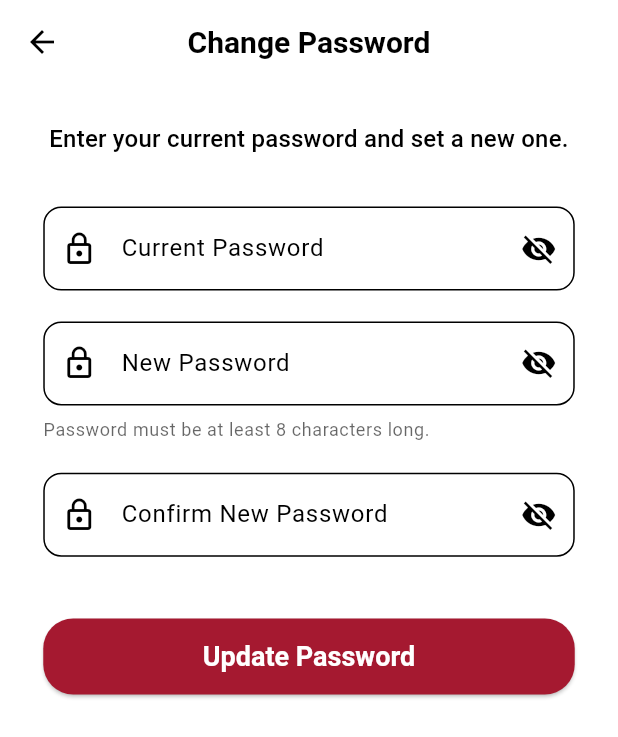
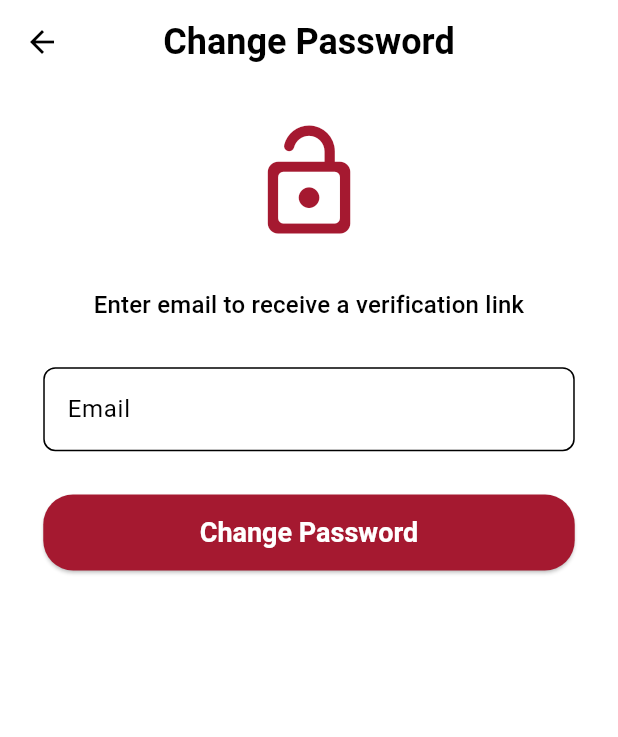
Before and after one commit to iSeFz/ELEVATE-Mobile, a Flutter app: the ChangePasswordPage screen opened directly, on a phone screen of 412 x 824 dp. Shown: the top 737 px of the screen. Run offline on Flutter 3.47's test engine with Material 3 defaults, Android fonts, the phone set to English and light mode, and no system bars; our stand-ins replace bloc, camera, firebase_auth, firebase_core, firebase_storage, flutter_bloc and 2 more; missing offline and left inert: algolia; accounts and stored records are empty.

Commit message:
Refactored the change password screen Utilized the profile cubit provided by the profile page Removed unecessary fields to match the new approach

```diff
--- a/elevate/lib/features/profile/presentation/screens/change_password_page.dart
+++ b/elevate/lib/features/profile/presentation/screens/change_password_page.dart
@@ -1,100 +1,137 @@
 import 'package:flutter/material.dart';
+import 'package:flutter_bloc/flutter_bloc.dart';
+import '../cubits/profile_cubit.dart';
+import '../cubits/profile_state.dart';
+import '../../../auth/presentation/screens/login_page.dart';
+import '../../../../core/utils/validations.dart';
+import '../../../../core/widgets/custom_text_form_field.dart';
 
-class ChangePasswordPage extends StatefulWidget {
+class ChangePasswordPage extends StatelessWidget {
   const ChangePasswordPage({super.key});
 
   @override
-  State<ChangePasswordPage> createState() => _ChangePasswordPageState();
-}
-
-class _ChangePasswordPageState extends State<ChangePasswordPage> {
-  final _formKey = GlobalKey<FormState>();
-  final _currentPasswordController = TextEditingController();
-  final _newPasswordController = TextEditingController();
-  final _confirmPasswordController = TextEditingController();
-
-  bool _obscureCurrentPassword = true;
-  bool _obscureNewPassword = true;
-  bool _obscureConfirmPassword = true;
-
-  @override
-  void dispose() {
-    _currentPasswordController.dispose();
-    _newPasswordController.dispose();
-    _confirmPasswordController.dispose();
-    super.dispose();
-  }
-
-  void _toggleCurrentPasswordVisibility() {
-    setState(() {
-      _obscureCurrentPassword = !_obscureCurrentPassword;
-    });
-  }
-
-  void _toggleNewPasswordVisibility() {
-    setState(() {
-      _obscureNewPassword = !_obscureNewPassword;
-    });
-  }
-
-  void _toggleConfirmPasswordVisibility() {
-    setState(() {
-      _obscureConfirmPassword = !_obscureConfirmPassword;
-    });
-  }
-
-  String? _validatePassword(String? value) {
-    if (value == null || value.isEmpty) {
-      return 'Please enter your password';
-    }
-    if (value.length < 8) {
-      return 'Password must be at least 8 characters';
-    }
-    // Add more complex validation if needed (e.g., regex for uppercase, lowercase, number, special char)
-    return null;
-  }
-
-  String? _validateConfirmPassword(String? value) {
-    if (value == null || value.isEmpty) {
-      return 'Please confirm your new password';
-    }
-    if (value != _newPasswordController.text) {
-      return 'Passwords do not match';
-    }
-    return null;
-  }
-
-  void _submitForm() {
-    if (_formKey.currentState!.validate()) {
-      // Process password change
-      ScaffoldMessenger.of(context).showSnackBar(
-        const SnackBar(
-          content: Text('Password changed successfully!'),
-        ), // Placeholder
-      );
-      // TODO: Implement actual password change logic (e.g., API call)
-      Navigator.pop(context);
-    }
-  }
-
-  @override
   Widget build(BuildContext context) {
+    final profileCubit = context.read<ProfileCubit>();
     final screenWidth = MediaQuery.of(context).size.width;
     final screenHeight = MediaQuery.of(context).size.height;
     final theme = Theme.of(context);
 
-    return Scaffold(
-      appBar: AppBar(
-        title: const Text('Change Password'),
-        centerTitle: true,
-        backgroundColor: theme.scaffoldBackgroundColor,
-        elevation: 0,
-        iconTheme: IconThemeData(color: theme.textTheme.titleLarge?.color),
-        titleTextStyle: TextStyle(
-          color: theme.textTheme.titleLarge?.color,
-          fontSize: 20,
+    return BlocListener<ProfileCubit, ProfileState>(
+      listener: (context, state) {
+        if (state is PasswordChanged) {
+          showDialog(
+            context: context,
+            builder: (context) {
+              return AlertDialog(
+                content: Column(
+                  mainAxisSize: MainAxisSize.min,
+                  children: <Widget>[
+                    SizedBox(height: screenHeight * 0.02),
+                    CircleAvatar(
+                      backgroundColor: theme.colorScheme.primary,
+                      radius: screenWidth * 0.1,
+                      child: Icon(
+                        Icons.check_circle_outlined,
+                        color: Colors.white,
+                        size: screenWidth * 0.2,
+                      ),
+                    ),
+                    const SizedBox(height: 16),
+                    const Text(
+                      'Success!',
+                      style: TextStyle(
+                        fontSize: 22,
                         fontWeight: FontWeight.bold,
                       ),
+                    ),
+                    const SizedBox(height: 16),
+                    RichText(
+                      textAlign: TextAlign.center,
+                      text: TextSpan(
+                        style: theme.textTheme.bodyMedium,
+                        children: [
+                          const TextSpan(
+                            text: 'A verification link is sent to\n',
+                            style: TextStyle(
+                              fontWeight: FontWeight.bold,
+                              fontSize: 16,
+                            ),
+                          ),
+                          TextSpan(
+                            text:
+                                profileCubit.changePasswordEmailController.text,
+                            style: TextStyle(
+                              color: theme.colorScheme.primary,
+                              fontWeight: FontWeight.bold,
+                              fontSize: 16,
+                            ),
+                          ),
+                          const TextSpan(
+                            text:
+                                '\n\nPlease follow the instructions in the email to change your password.',
+                            style: TextStyle(
+                              fontSize: 16,
+                              fontWeight: FontWeight.w400,
+                            ),
+                          ),
+                        ],
+                      ),
+                    ),
+                  ],
+                ),
+                actionsAlignment: MainAxisAlignment.center,
+                actions: [
+                  TextButton(
+                    style: TextButton.styleFrom(
+                      backgroundColor: theme.colorScheme.primary,
+                      padding: EdgeInsets.symmetric(
+                        vertical: screenHeight * 0.01,
+                        horizontal: screenWidth * 0.1,
+                      ),
+                      shape: RoundedRectangleBorder(
+                        borderRadius: BorderRadius.circular(20),
+                      ),
+                    ),
+                    onPressed: () {
+                      // Log out the user after password change
+                      Navigator.pushReplacement(
+                        context,
+                        MaterialPageRoute(
+                          builder: (context) => const LoginPage(),
+                        ),
+                      );
+                    },
+                    child: Text(
+                      'OK',
+                      style: TextStyle(
+                        color: theme.colorScheme.onPrimary,
+                        fontSize: 16,
+                        fontWeight: FontWeight.bold,
+                      ),
+                    ),
+                  ),
+                ],
+              );
+            },
+          );
+        } else if (state is ProfileError) {
+          ScaffoldMessenger.of(
+            context,
+          ).showSnackBar(SnackBar(content: Text(state.message)));
+        }
+      },
+      child: Scaffold(
+        appBar: AppBar(
+          title: Text(
+            'Change Password',
+            style: TextStyle(
+              color: theme.colorScheme.secondary,
+              fontSize: 24,
+              fontWeight: FontWeight.bold,
+            ),
+            textAlign: TextAlign.center,
+          ),
+          centerTitle: true,
         ),
         body: SingleChildScrollView(
           padding: EdgeInsets.symmetric(
@@ -102,99 +139,42 @@ class _ChangePasswordPageState extends State<ChangePasswordPage> {
             vertical: screenHeight * 0.03,
           ),
           child: Form(
-          key: _formKey,
+            key: profileCubit.changePasswordFormKey,
             child: Column(
               crossAxisAlignment: CrossAxisAlignment.stretch,
               children: <Widget>[
+                // Lock Icon
+                Icon(
+                  Icons.lock_open_rounded,
+                  size: screenWidth * 0.2,
+                  color: theme.colorScheme.primary,
+                ),
+                SizedBox(height: screenHeight * 0.035),
+                // Change Password Instructions
                 Text(
-                'Enter your current password and set a new one.',
+                  'Enter email to receive a verification link',
                   style: theme.textTheme.titleMedium,
                   textAlign: TextAlign.center,
                 ),
-              SizedBox(height: screenHeight * 0.04),
-              TextFormField(
-                controller: _currentPasswordController,
-                obscureText: _obscureCurrentPassword,
-                decoration: InputDecoration(
-                  labelText: 'Current Password',
-                  hintText: 'Enter your current password',
-                  border: OutlineInputBorder(
-                    borderRadius: BorderRadius.circular(12),
+                SizedBox(height: screenHeight * 0.035),
+                // Email Field
+                CustomTextFormField(
+                  keyboardType: TextInputType.text,
+                  label: 'Email',
+                  hint: 'Enter your email',
+                  validationFunc: validateEmail,
+                  controller: profileCubit.changePasswordEmailController,
                 ),
-                  prefixIcon: Icon(Icons.lock_outline),
-                  suffixIcon: IconButton(
-                    icon: Icon(
-                      _obscureCurrentPassword
-                          ? Icons.visibility_off
-                          : Icons.visibility,
-                    ),
-                    onPressed: _toggleCurrentPasswordVisibility,
-                  ),
-                ),
-                validator: (value) {
-                  if (value == null || value.isEmpty) {
-                    return 'Please enter your current password';
-                  }
-                  // TODO: Add validation against actual current password
-                  return null;
-                },
-              ),
-              SizedBox(height: screenHeight * 0.025),
-              TextFormField(
-                controller: _newPasswordController,
-                obscureText: _obscureNewPassword,
-                decoration: InputDecoration(
-                  labelText: 'New Password',
-                  hintText: 'Enter your new password',
-                  border: OutlineInputBorder(
-                    borderRadius: BorderRadius.circular(12),
-                  ),
-                  prefixIcon: Icon(Icons.lock_outline),
-                  suffixIcon: IconButton(
-                    icon: Icon(
-                      _obscureNewPassword
-                          ? Icons.visibility_off
-                          : Icons.visibility,
-                    ),
-                    onPressed: _toggleNewPasswordVisibility,
-                  ),
-                ),
-                validator: _validatePassword,
-              ),
-              SizedBox(height: screenHeight * 0.01),
-              Text(
-                'Password must be at least 8 characters long.',
-                style: theme.textTheme.bodySmall?.copyWith(
-                  color: theme.hintColor,
-                ),
-              ),
-              SizedBox(height: screenHeight * 0.025),
-              TextFormField(
-                controller: _confirmPasswordController,
-                obscureText: _obscureConfirmPassword,
-                decoration: InputDecoration(
-                  labelText: 'Confirm New Password',
-                  hintText: 'Re-enter your new password',
-                  border: OutlineInputBorder(
-                    borderRadius: BorderRadius.circular(12),
-                  ),
-                  prefixIcon: Icon(Icons.lock_outline),
-                  suffixIcon: IconButton(
-                    icon: Icon(
-                      _obscureConfirmPassword
-                          ? Icons.visibility_off
-                          : Icons.visibility,
-                    ),
-                    onPressed: _toggleConfirmPasswordVisibility,
-                  ),
-                ),
-                validator: _validateConfirmPassword,
-              ),
-              SizedBox(height: screenHeight * 0.05),
-              ElevatedButton(
+                SizedBox(height: screenHeight * 0.035),
+                // Change Password Button
+                BlocBuilder<ProfileCubit, ProfileState>(
+                  builder: (context, state) {
+                    return ElevatedButton(
                       style: ElevatedButton.styleFrom(
                         backgroundColor: theme.colorScheme.primary,
-                  padding: EdgeInsets.symmetric(vertical: screenHeight * 0.018),
+                        padding: EdgeInsets.symmetric(
+                          vertical: screenHeight * 0.018,
+                        ),
                         shape: RoundedRectangleBorder(
                           borderRadius: BorderRadius.circular(20),
                         ),
@@ -204,13 +184,28 @@ class _ChangePasswordPageState extends State<ChangePasswordPage> {
                           color: theme.colorScheme.onPrimary,
                         ),
                       ),
-                onPressed: _submitForm,
-                child: Text(
-                  'Update Password',
-                  style: TextStyle(color: theme.colorScheme.onPrimary),
+                      onPressed: profileCubit.submitChangePassword,
+                      child:
+                          state is ProfileLoading
+                              ? SizedBox(
+                                height: 20,
+                                width: 20,
+                                child: CircularProgressIndicator(
+                                  strokeWidth: 2,
+                                  color: theme.colorScheme.onPrimary,
+                                ),
+                              )
+                              : Text(
+                                'Change Password',
+                                style: TextStyle(
+                                  color: theme.colorScheme.onPrimary,
                                 ),
                               ),
+                    );
+                  },
+                ),
               ],
+            ),
           ),
         ),
       ),
--- a/elevate/lib/features/profile/presentation/screens/profile_page.dart
+++ b/elevate/lib/features/profile/presentation/screens/profile_page.dart
@@ -161,7 +161,10 @@ class ProfilePage extends StatelessWidget {
                                 context,
                                 MaterialPageRoute(
                                   builder:
-                                      (context) => const ChangePasswordPage(),
+                                      (context) => BlocProvider.value(
+                                        value: profileCubit,
+                                        child: const ChangePasswordPage(),
+                                      ),
                                 ),
                               );
                             },
--- a/elevate/lib/main.dart
+++ b/elevate/lib/main.dart
@@ -1,4 +1,3 @@
-import 'package:elevate/features/search/presentation/screens/search_page.dart';
 import 'package:flutter/material.dart';
 import 'package:firebase_core/firebase_core.dart';
 import 'features/common/splash_screen.dart';
```
Lines whose indentation alone changed are shown as unchanged.
